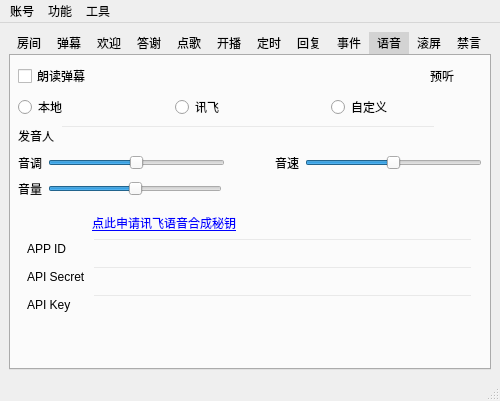
Before: the Qt Designer form mainwindow.ui in iwxyi/Bilibili-MagicalDanmaku, drawn with Qt 5.
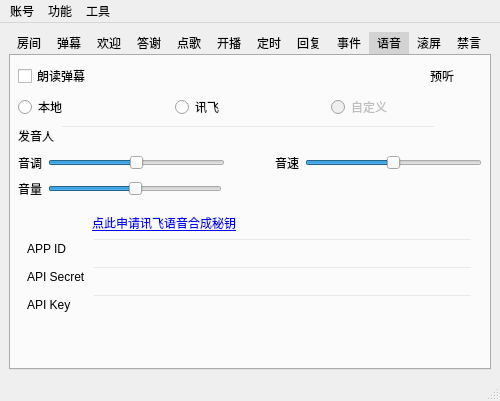
After: the same form once the commit is applied. Icons and pictures are not drawn. Custom widgets are drawn as their Qt base class.

The edit to the form file:
```diff
--- a/mainwindow.ui
+++ b/mainwindow.ui
@@ -1612,6 +1612,9 @@
           </item>
           <item>
            <widget class="QRadioButton" name="voiceCustomRadio">
+            <property name="enabled">
+             <bool>false</bool>
+            </property>
             <property name="text">
              <string>自定义</string>
             </property>
```
Left out of the diff: 12 changed lines with no effect on the pictures.
